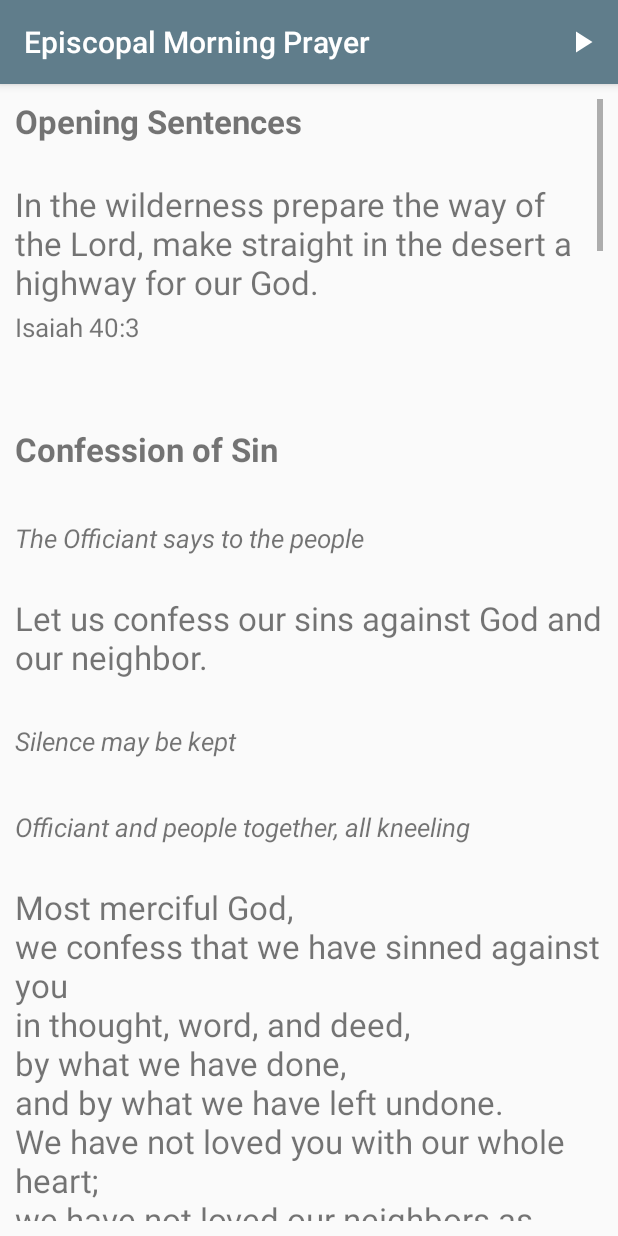
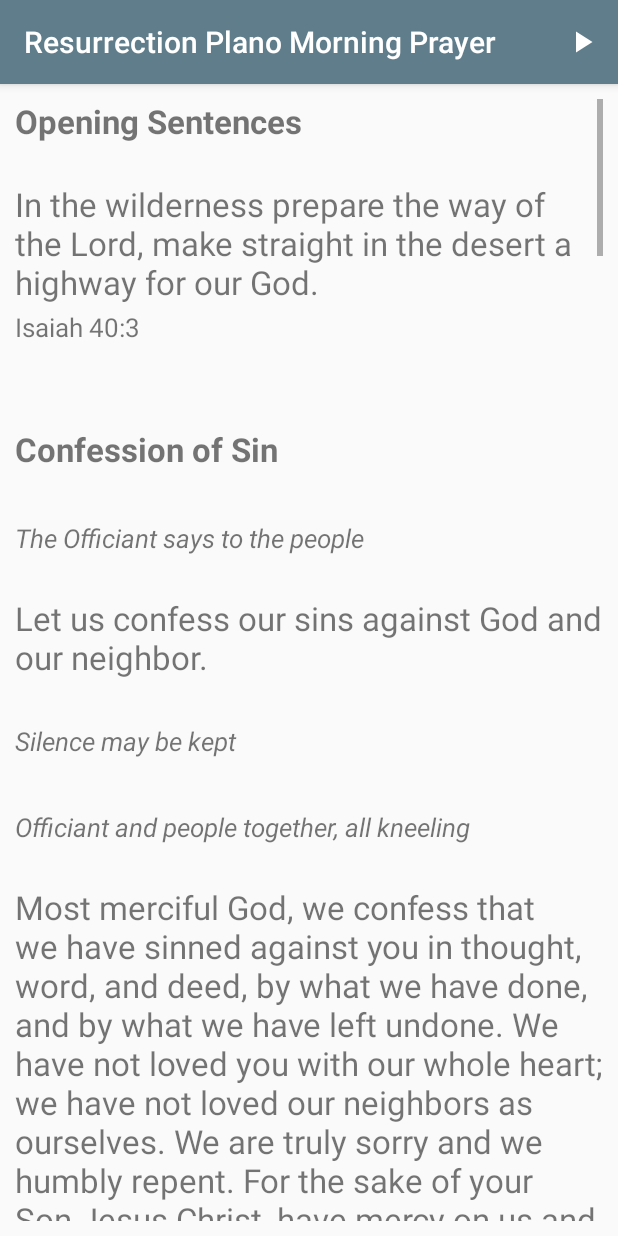
Before and after one commit to RyanStewartAlex/MorningPrayerRevisited, an Android app: the GeneratedPage screen opened directly, with no data from a screen before it, on a phone screen of 412 x 824 dp. Run offline under Robolectric (Android 15) with nearby library versions, the phone set to English and light mode, and no system bars; 11 statements that could not run were skipped.

```diff
--- a/app/build.gradle
+++ b/app/build.gradle
@@ -5,7 +5,7 @@ android {
     buildToolsVersion "26.0.1"
     defaultConfig {
         applicationId "com.rynstwrt.morningprayerrevisited"
-        minSdkVersion 15
+        minSdkVersion 21
         targetSdkVersion 25
         versionCode 1
         versionName "1.0"
--- a/app/src/main/AndroidManifest.xml
+++ b/app/src/main/AndroidManifest.xml
@@ -8,7 +8,7 @@
         android:allowBackup="true"
         android:icon="@mipmap/ic_launcher"
         android:label="@string/app_name"
-        android:roundIcon="@mipmap/ic_launcher_round"
+        android:roundIcon="@mipmap/ic_round_launcher"
         android:supportsRtl="true"
         android:theme="@style/AppTheme">
         <activity android:name=".MainActivity">
--- a/app/src/main/java/com/rynstwrt/morningprayerrevisited/IdlePage.java
+++ b/app/src/main/java/com/rynstwrt/morningprayerrevisited/IdlePage.java
@@ -39,8 +39,7 @@ public class IdlePage extends AppCompatActivity {
         String url;
 
         JsoupAsyncTask() {
-            //url = "http://prayer.forwardmovement.org/the_daily_readings.php?d=" + date.getDayOfMonth() + "&m=" + date.getMonthOfYear() + "&y=" + date.getYear();
-            url = "http://prayer.forwardmovement.org/the_daily_readings.php?d=1&m=8&y=2017";
+            url = "http://prayer.forwardmovement.org/the_daily_readings.php?d=" + date.getDayOfMonth() + "&m=" + date.getMonthOfYear() + "&y=" + date.getYear();
         }
 
         @Override
--- a/app/src/main/res/values/strings.xml
+++ b/app/src/main/res/values/strings.xml
@@ -1,7 +1,7 @@
 <resources>
 
-    <string name="app_name">Episcopal Morning Prayer</string>
-    <string name="header_text">Rite II Generator</string>
+    <string name="app_name">Resurrection Plano Morning Prayer</string>
+    <string name="header_text">MP Rite II Generator</string>
     <string name="clergy_prompt_text">I AM A:</string>
     <string name="clergy_first">PRIEST</string>
     <string name="clergy_second">OTHER</string>
@@ -27,7 +27,7 @@
     <string name="alleluia">Alleluia</string>
     <string name="opensent">Opening Sentences</string>
     <string name="confofsin">Confession of Sin</string>
-    <string name="invandsalt">The Inventory and Psalter</string>
+    <string name="invandsalt">The Invitatory and Psalter</string>
     <string name="psalmsappointed">The Psalm or Psalms Appointed</string>
     <string name="lesson">The Lessons</string>
     <string name="creed">The Apostles\' Creed</string>
@@ -154,18 +154,13 @@
         <item>Thus says the high and lofty One who inhabits eternity, whose name is Holy, "I dwell in the high and holy place and also with the one who has a contrite and humble spirit, to revive the spirit of the humble and to revive the heart of the contrite."</item>
     </string-array>
 
-    <string-array name="confessionofsin_pt1_priest">
+    <string-array name="confessionofsin_pt1">
         <item>Dearly beloved, we have come together in the presence of Almighty God our heavenly Father, to set forth his praise, to hear his holy Word, and to ask, for ourselves and on behalf of others, those things that are necessary for our life and our salvation. And so that we may prepare ourselves in heart and mind to worship him, let us kneel in silence, and with penitent and obedient hearts confess our sins, that we may obtain forgiveness by his infinite goodness and mercy.</item>
         <item>Let us confess our sins against God and our neighbor.</item>
     </string-array>
-    <string name="confessionofsin_pt2_priest">Most merciful God,&lt;br /&gt; we confess that we have sinned against you&lt;br /&gt; in thought, word, and deed,&lt;br /&gt; by what we have done,&lt;br /&gt; and by what we have left undone.&lt;br /&gt; We have not loved you with our whole heart;&lt;br /&gt; we have not loved our neighbors as ourselves.&lt;br /&gt;We are truly sorry and we humbly repent.&lt;br /&gt;For the sake of your Son Jesus Christ,&lt;br /&gt;have mercy on us and forgive us;&lt;br /&gt;that we may delight in your will,&lt;br /&gt;and walk in your ways,&lt;br /&gt;to the glory of your name. Amen.</string>
+    <string name="confessionofsin_pt2">Most merciful God, we confess that we have sinned against you in thought, word, and deed, by what we have done, and by what we have left undone. We have not loved you with our whole heart; we have not loved our neighbors as ourselves. We are truly sorry and we humbly repent. For the sake of your Son Jesus Christ, have mercy on us and forgive us; that we may delight in your will, and walk in your ways, to the glory of your Name. Amen.</string>
     <string name="confessionofsin_pt3_priest">Almighty God have mercy on you, forgive you all your sins through our Lord Jesus Christ, strengthen you in all goodness, and by the power of the Holy Spirit keep you in eternal life. <i>Amen.</i></string>
-    <string-array name="confessionofsin_pt1_other">
-        <item>Dearly beloved, we have come together in the presence of Almighty God your heavenly Father, to set forth his praise, to hear his holy Word, and to ask, for ourselves and on behalf of others, those things that are necessary for your life and your salvation. And so that we may prepare ourselves in heart and mind to worship him, let you kneel in silence, and with penitent and obedient hearts confess your sins, that we may obtain forgiveness by his infinite goodness and mercy.</item>
-        <item>Let you confess your sins against God and your neighbor.</item>
-    </string-array>
-    <string name="confessionofsin_pt2_other">Most merciful God, we confess that we have sinned against you in thought, word, and deed, by what we have done, and by what we have left undone. We have not loved you with your whole heart; that we may delight in your will, and walk in your ways, to the glory of your Name. Amen.</string>
-    <string name="confessionofsin_pt3_other">Almighty God have mercy on you, forgive you all your sins through your Lord Jesus Christ, strengthen you in all goodness, and by the power of the Holy Spirit keep you in eternal life. <i>Amen.</i></string>
+    <string name="confessionofsin_pt3_other">Almighty God have mercy on us, forgive us all our sins through your Lord Jesus Christ, strengthen us in all goodness, and by the power of the Holy Spirit keep us in eternal life. <i>Amen.</i></string>
 
     <string name="invandsalt_pt1">&lt;i&gt;&lt;small&gt;Officiant:  &lt;/small&gt;&lt;/i&gt;Lord, open our lips.</string>
     <string name="invandsalt_pt2">&lt;i&gt;&lt;small&gt;People:  &lt;/small&gt;&lt;/i&gt;And our mouth shall proclaim your praise.</string>
```
Also changed, not shown: app/src/main/java/com/rynstwrt/morningprayerrevisited/GeneratedPage.java (+59 -21 lines), app/src/main/res/mipmap-hdpi/ic_launcher.png, app/src/main/res/mipmap-hdpi/ic_launcher_round.png (deleted), app/src/main/res/mipmap-hdpi/ic_round_launcher.png (added), app/src/main/res/mipmap-mdpi/ic_launcher.png, app/src/main/res/mipmap-mdpi/ic_launcher_round.png (deleted), app/src/main/res/mipmap-mdpi/ic_round_launcher.png (added), app/src/main/res/mipmap-xhdpi/ic_launcher.png, app/src/main/res/mipmap-xhdpi/ic_launcher_round.png (deleted), app/src/main/res/mipmap-xhdpi/ic_round_launcher.png (added), app/src/main/res/mipmap-xxhdpi/ic_launcher.png, app/src/main/res/mipmap-xxhdpi/ic_launcher_round.png (deleted), app/src/main/res/mipmap-xxhdpi/ic_round_launcher.png (added), app/src/main/res/mipmap-xxxhdpi/ic_launcher.png, 2 more files.
